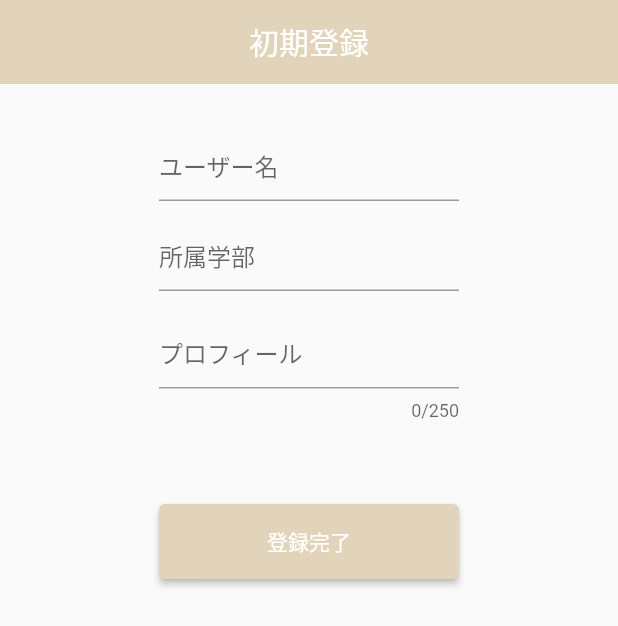
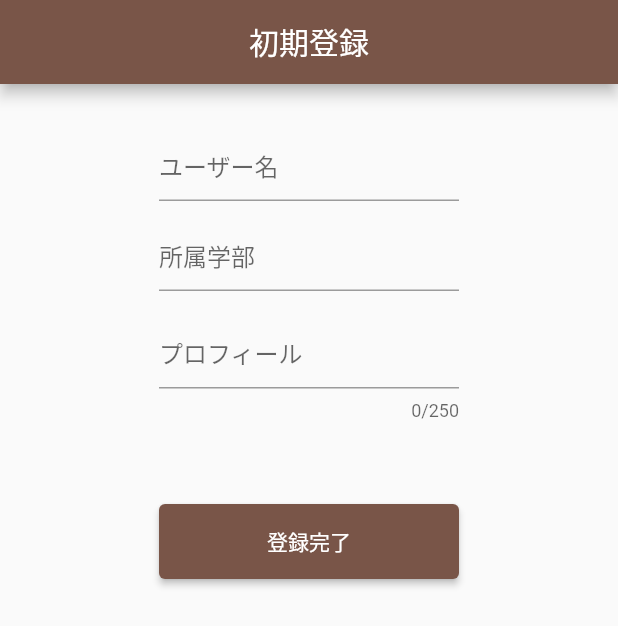
Before and after one commit to fortune-programming/Shinkan, a Flutter app: the screen it shows after launch, on a phone screen of 412 x 824 dp. Shown: the top 626 px of the screen. Run offline on Flutter 3.47's test engine with Material 2 defaults, Android fonts, the phone set to English and light mode, and no system bars.

Commit message:
Initial commit

```diff
--- a/lib/create.dart
+++ b/lib/create.dart
@@ -18,8 +18,7 @@ class _CreateProfireState extends State<CreateProfire> {
   Widget build(BuildContext context) {
     return  Scaffold(
       appBar: AppBar(
-        backgroundColor:Color.fromRGBO(226, 212, 186, 100),
-        elevation: 0,
+        backgroundColor:Colors.brown,
         iconTheme: IconThemeData(color: Colors.white),
         title: Text('初期登録',style:TextStyle(color: Colors.white),),
         centerTitle: true,
@@ -67,7 +66,7 @@ class _CreateProfireState extends State<CreateProfire> {
                 width: 200,
                 height: 50,
                 child: ElevatedButton(
-                  style: ElevatedButton.styleFrom(primary:Color.fromRGBO(226, 212, 186, 100)),
+                  style: ElevatedButton.styleFrom(primary:Colors.brown),
                   onPressed: (){
                     if(nameController.text.isNotEmpty
                         && selfIntroductionController.text.isNotEmpty
```
